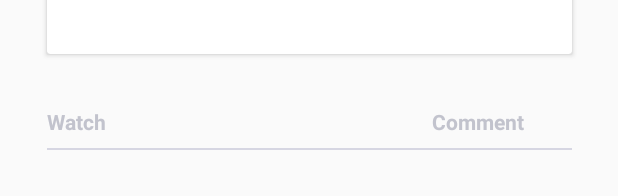
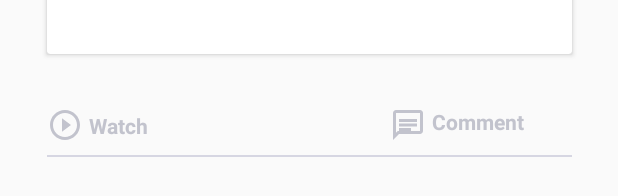
Before and after one commit to aadilahmed/IGN-Code-Foo-2019, an Android app: the layout video_item.xml on its own in the app's theme, with its tools: preview values and no code run, on a phone screen of 412 x 824 dp. Shown: the part 307-503 px from the top of the screen. Run offline under Robolectric (Android 15) with nearby library versions, the phone set to English and light mode, and no system bars.

Commit message:
feat: Added article and video link icons

```diff
--- /dev/null
+++ b/CodeFooAndroidApp/app/src/main/res/drawable-v24/outline_chat_24.xml
@@ -0,0 +1,10 @@
+<vector xmlns:android="http://schemas.android.com/apk/res/android"
+        android:width="24dp"
+        android:height="24dp"
+        android:viewportWidth="24.0"
+        android:viewportHeight="24.0"
+        android:tint="?attr/colorControlNormal">
+    <path
+        android:fillColor="@android:color/white"
+        android:pathData="M4,4h16v12L5.17,16L4,17.17L4,4m0,-2c-1.1,0 -1.99,0.9 -1.99,2L2,22l4,-4h14c1.1,0 2,-0.9 2,-2L22,4c0,-1.1 -0.9,-2 -2,-2L4,2zM6,14h8v2L6,16v-2zM6,11h12v2L6,13L6,9zM6,8h12v2L6,10L6,6z"/>
+</vector>
--- /dev/null
+++ b/CodeFooAndroidApp/app/src/main/res/drawable-v24/outline_play_circle_outline_24.xml
@@ -0,0 +1,10 @@
+<vector xmlns:android="http://schemas.android.com/apk/res/android"
+        android:width="24dp"
+        android:height="24dp"
+        android:viewportWidth="24.0"
+        android:viewportHeight="24.0"
+        android:tint="?attr/colorControlNormal">
+    <path
+        android:fillColor="@android:color/white"
+        android:pathData="M10,16.5l6,-4.5 -6,-4.5zM12,2C6.48,2 2,6.48 2,12s4.48,10 10,10 10,-4.48 10,-10S17.52,2 12,2zM12,20c-4.41,0 -8,-3.59 -8,-8s3.59,-8 8,-8 8,3.59 8,8 -3.59,8 -8,8z"/>
+</vector>
--- a/CodeFooAndroidApp/app/src/main/res/layout/video_item.xml
+++ b/CodeFooAndroidApp/app/src/main/res/layout/video_item.xml
@@ -61,12 +61,29 @@
         android:layout_width="wrap_content"
         android:layout_height="wrap_content"
         android:layout_marginTop="8dp"
+        android:layout_marginStart="4dp"
+        android:layout_marginLeft="4dp"
         android:text="@string/video_link_title"
         android:textColor="@color/not_selected"
         android:textStyle="bold"
-        app:layout_constraintStart_toStartOf="@+id/video_description_tv"
+        app:layout_constraintStart_toEndOf="@id/play_icon"
         app:layout_constraintTop_toBottomOf="@id/video_description_tv"
         app:layout_constraintBottom_toTopOf="@id/divider"/>
+
+    <ImageView
+        android:id="@+id/play_icon"
+        android:layout_width="wrap_content"
+        android:layout_height="wrap_content"
+        android:layout_marginTop="8dp"
+        android:layout_marginEnd="4dp"
+        android:layout_marginRight="4dp"
+        android:layout_marginBottom="8dp"
+        android:src="@drawable/outline_play_circle_outline_24"
+        android:tint="@color/not_selected"
+        app:layout_constraintBottom_toTopOf="@+id/divider"
+        app:layout_constraintEnd_toStartOf="@id/video_link"
+        app:layout_constraintStart_toStartOf="@id/video_description_tv"
+        app:layout_constraintTop_toBottomOf="@+id/video_description_tv" />
 
     <TextView
         android:id="@+id/vid_comment_label"
@@ -79,7 +96,8 @@
         android:textColor="@color/not_selected"
         android:textStyle="bold"
         app:layout_constraintTop_toBottomOf="@id/video_description_tv"
-        app:layout_constraintEnd_toEndOf="@id/video_description_tv"/>
+        app:layout_constraintEnd_toEndOf="@id/video_description_tv"
+        app:layout_constraintStart_toEndOf="@drawable/outline_chat_24"/>
 
     <TextView
         android:id="@+id/video_timestamp"
@@ -107,14 +125,27 @@
         app:layout_constraintStart_toEndOf="@+id/vid_comment_label"
         app:layout_constraintTop_toBottomOf="@id/video_description_tv" />
 
+    <ImageView
+        android:id="@+id/comment_icon"
+        android:layout_width="wrap_content"
+        android:layout_height="wrap_content"
+        android:src="@drawable/outline_chat_24"
+        android:tint="@color/not_selected"
+        android:layout_marginTop="8dp"
+        android:layout_marginEnd="4dp"
+        android:layout_marginRight="4dp"
+        android:layout_marginBottom="8dp"
+        app:layout_constraintEnd_toStartOf="@id/vid_comment_label"
+        app:layout_constraintTop_toBottomOf="@id/video_description_tv"/>
+
     <View
         android:id="@+id/divider"
         android:layout_width="350dp"
         android:layout_height="1dp"
         android:layout_margin="8dp"
+        android:background="@color/divider_color"
+        app:layout_constraintBottom_toBottomOf="parent"
         app:layout_constraintEnd_toEndOf="@+id/video_description_tv"
         app:layout_constraintStart_toStartOf="@+id/video_description_tv"
-        app:layout_constraintTop_toBottomOf="@id/video_link"
-        app:layout_constraintBottom_toBottomOf="parent"
-        android:background="@color/divider_color"/>
+        app:layout_constraintTop_toBottomOf="@id/video_link" />
 </android.support.constraint.ConstraintLayout>
```
Also changed, not shown: CodeFooAndroidApp/app/src/main/res/drawable-v24/outline_subject_24.xml (added, +10 -0 lines), CodeFooAndroidApp/app/src/main/res/layout/article_item.xml (+35 -4 lines).
